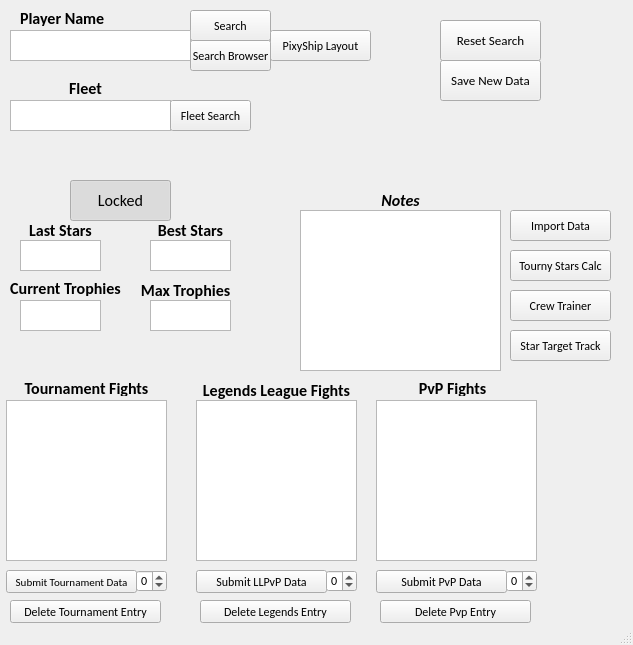
Above: _internal/pss-ttt.ui from arraken/pss-ttt before the change. Below: the same form after it.
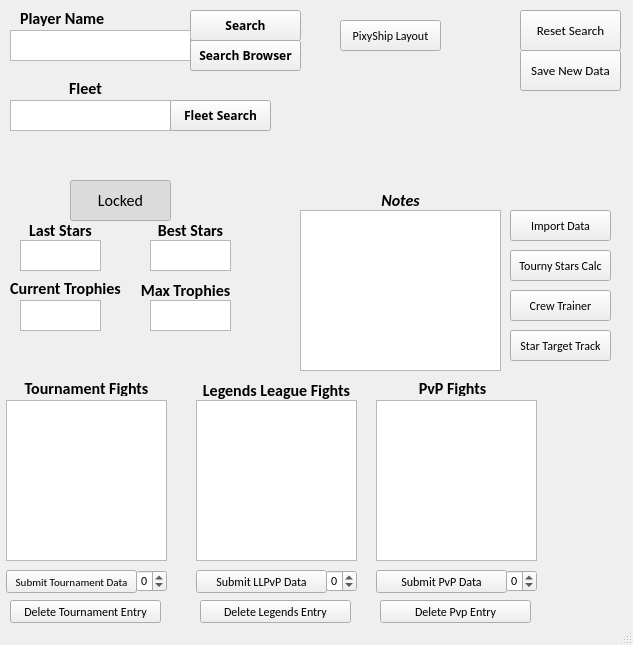
That is the form after the change.

Diff of the .ui file:
```diff
--- a/_internal/pss-ttt.ui
+++ b/_internal/pss-ttt.ui
@@ -246,10 +246,17 @@
      <rect>
       <x>190</x>
       <y>10</y>
-      <width>81</width>
+      <width>111</width>
       <height>31</height>
      </rect>
     </property>
+    <property name="font">
+     <font>
+      <family>Arial Black</family>
+      <weight>75</weight>
+      <bold>true</bold>
+     </font>
+    </property>
     <property name="text">
      <string>Search</string>
     </property>
@@ -532,8 +539,8 @@
    <widget class="QPushButton" name="saveNewData">
     <property name="geometry">
      <rect>
-      <x>440</x>
-      <y>60</y>
+      <x>520</x>
+      <y>50</y>
       <width>101</width>
       <height>41</height>
      </rect>
@@ -587,8 +594,8 @@
    <widget class="QPushButton" name="resetButton">
     <property name="geometry">
      <rect>
-      <x>440</x>
-      <y>20</y>
+      <x>520</x>
+      <y>10</y>
       <width>101</width>
       <height>41</height>
      </rect>
@@ -606,8 +613,8 @@
    <widget class="QPushButton" name="pixyshipLayoutButton">
     <property name="geometry">
      <rect>
-      <x>270</x>
-      <y>30</y>
+      <x>340</x>
+      <y>20</y>
       <width>101</width>
       <height>31</height>
      </rect>
@@ -640,10 +647,17 @@
      <rect>
       <x>170</x>
       <y>100</y>
-      <width>81</width>
+      <width>101</width>
       <height>31</height>
      </rect>
     </property>
+    <property name="font">
+     <font>
+      <family>Arial Black</family>
+      <weight>75</weight>
+      <bold>true</bold>
+     </font>
+    </property>
     <property name="text">
      <string>Fleet Search</string>
     </property>
@@ -731,10 +745,17 @@
      <rect>
       <x>190</x>
       <y>40</y>
-      <width>81</width>
+      <width>111</width>
       <height>31</height>
      </rect>
     </property>
+    <property name="font">
+     <font>
+      <family>Arial Black</family>
+      <weight>75</weight>
+      <bold>true</bold>
+     </font>
+    </property>
     <property name="text">
      <string>Search Browser</string>
     </property>
```
Left out of the diff: 2 changed lines with no effect on the pictures.
